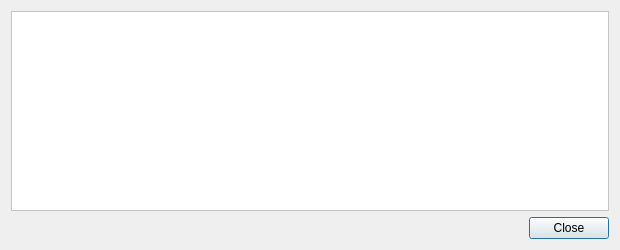
Old version of the form src/qt/forms/adrenalinenodeconfigdialog.ui in the repository SpectreSecurityCoin/SpectreSecurityCoin.
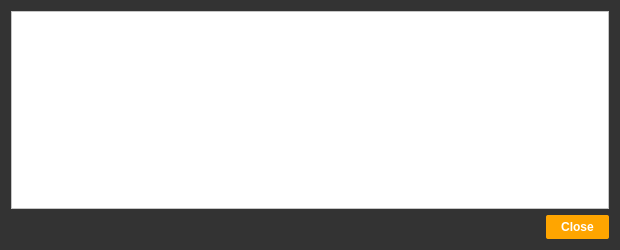
New version of the form.

The edit to the form file:
```diff
--- a/src/qt/forms/adrenalinenodeconfigdialog.ui
+++ b/src/qt/forms/adrenalinenodeconfigdialog.ui
@@ -13,6 +13,9 @@
   <property name="windowTitle">
    <string>Master Node Configuration Template</string>
   </property>
+  <property name="styleSheet">
+   <string notr="true">background-color:rgb(51, 51, 51);</string>
+  </property>
   <layout class="QVBoxLayout" name="verticalLayout">
    <item>
     <widget class="QTextEdit" name="detailText">
@@ -30,6 +33,14 @@
    </item>
    <item>
     <widget class="QDialogButtonBox" name="buttonBox">
+     <property name="styleSheet">
+      <string notr="true">background-color: rgb(255, 165, 0); 
+font: 75 10pt 'Ubuntu';
+font-weight:bold; 
+border-radius:2px; 
+padding:5px 15px;
+color: rgb(255, 255, 255);</string>
+     </property>
      <property name="orientation">
       <enum>Qt::Horizontal</enum>
      </property>
```
